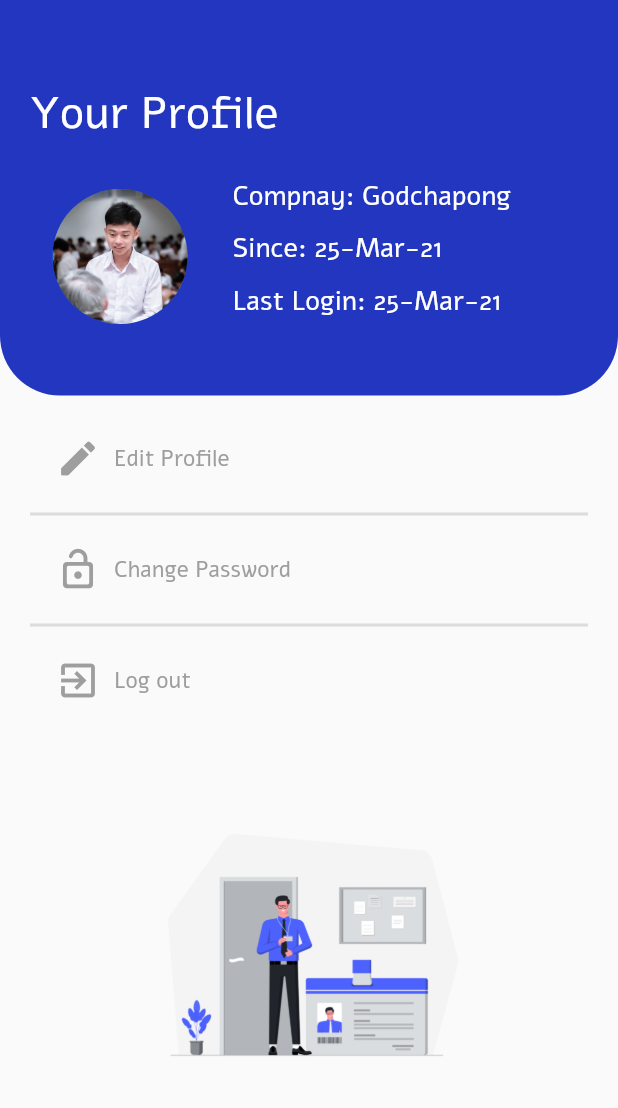
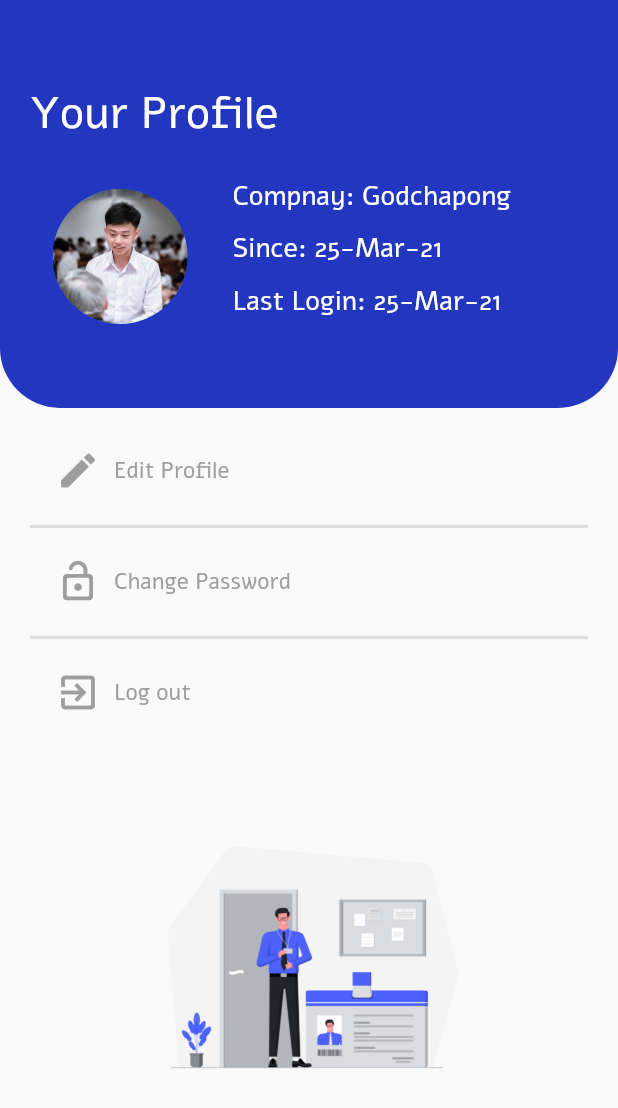
Before and after one commit to CSC234/Memby-application, a Flutter app: the Profile screen opened directly, on a phone screen of 412 x 824 dp. Shown: the top 1108 px of the screen. Run offline on Flutter 3.47's test engine with Material 2 defaults, Android fonts, the phone set to English and light mode, and no system bars; our stand-ins replace cloud_firestore, dotted_decoration, email_validator, firebase_auth, firebase_core, firebase_storage and 4 more; missing offline and left inert: flutter_auth_buttons; accounts and stored records are empty.

Commit message:
[FIX] size profile page

```diff
--- a/lib/screens/landingScreen.dart
+++ b/lib/screens/landingScreen.dart
@@ -126,6 +126,7 @@ class Landing extends StatelessWidget {
             Positioned(
                 left: 15,
                 top: height * (32 / 100),
+
                 height: height * (65 / 100),
                 child: SizedBox(
                     width: width - 30,
--- a/lib/screens/profileSreen.dart
+++ b/lib/screens/profileSreen.dart
@@ -26,7 +26,7 @@ class _ProfileState extends State<Profile> {
         child: Scaffold(
             body: Column(children: [
       SizedBox(
-        height: height * (32 / 100),
+        height: height * (33 / 100),
         child: Positioned(
           height: height,
           child: SizedBox(
```
